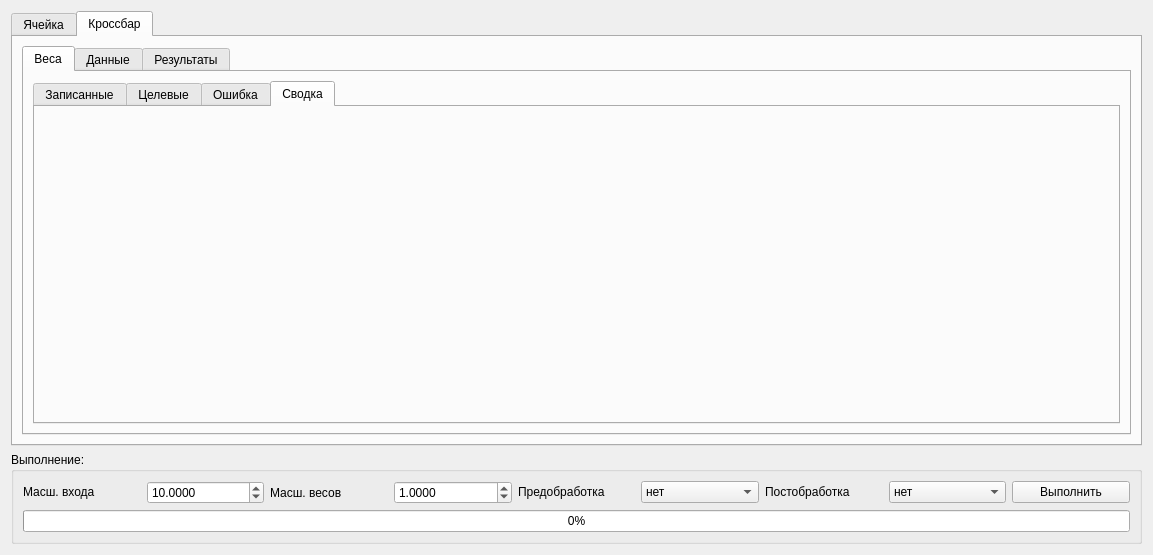
The window that gui/uies/math.ui (neurocomputer/MemriBoard) describes before a commit, drawn with Qt 5.
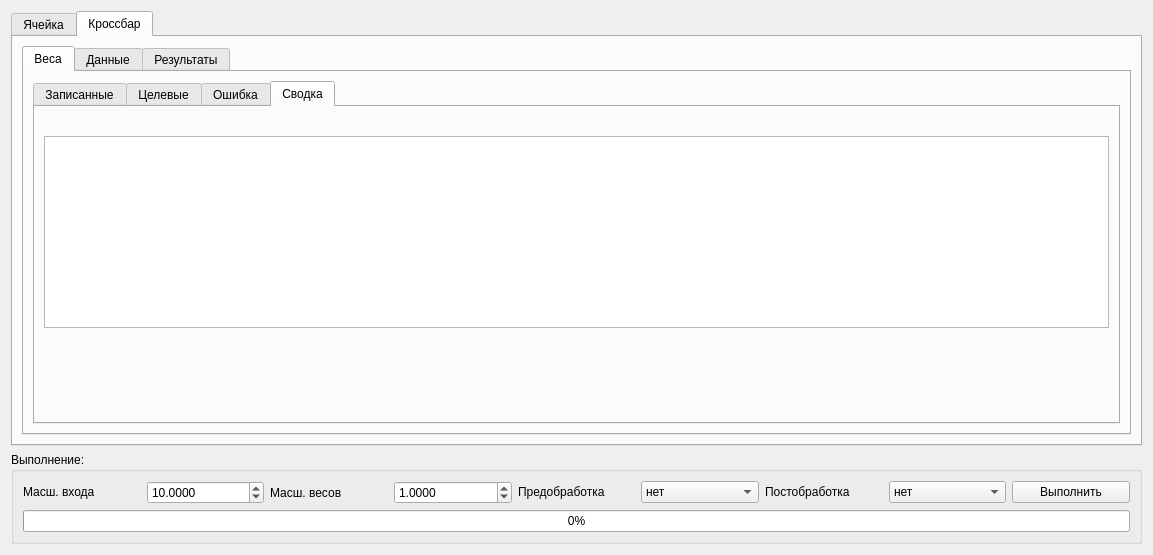
The same window after the commit. The open tabs and pages were chosen to show the change.

```diff
--- a/gui/uies/math.ui
+++ b/gui/uies/math.ui
@@ -457,6 +457,9 @@
                  </property>
                 </widget>
                </item>
+               <item>
+                <widget class="QTableWidget" name="table_summary"/>
+               </item>
                <item>
                 <spacer name="verticalSpacer">
                  <property name="orientation">
```
Left out of the diff: 2 changed lines with no effect on the pictures.
